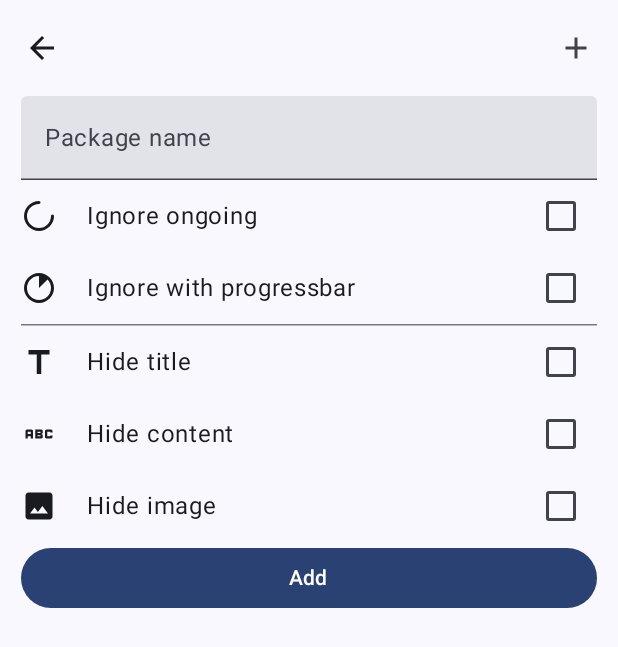
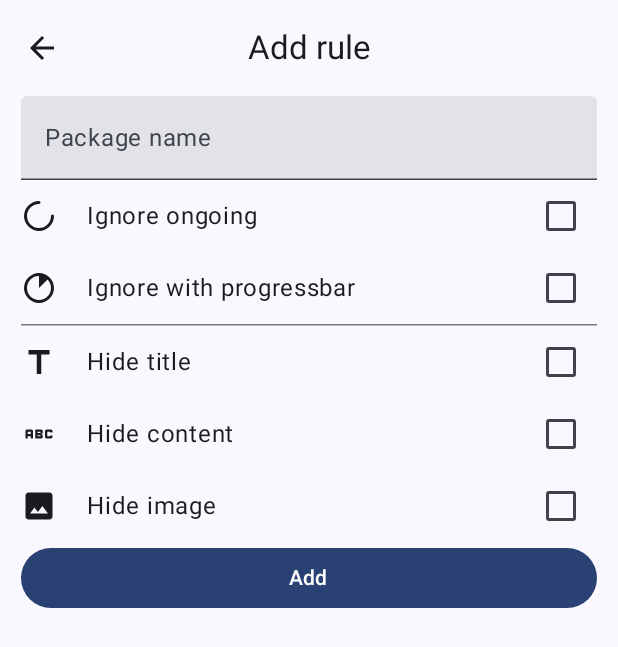
Before and after one commit to NejakejTomas/I-don-t-want-to-see, an Android app built with Jetpack Compose: the RulesScreen screen opened through its navigation route, after a tap on "Add rule", on a phone screen of 412 x 824 dp. Shown: the top 647 px of the screen. Run offline under Robolectric (Android 15) with nearby library versions, the phone set to English and light mode, and no system bars; our stand-ins replace Room's generated code, constraintlayout-compose; 5 statements that could not run were skipped; 1 other tap on this screen came first.

Commit message:
Add bottom navigation bar

```diff
--- a/app/src/main/java/cz/kiec/idontwanttosee/ui/Application.kt
+++ b/app/src/main/java/cz/kiec/idontwanttosee/ui/Application.kt
@@ -14,12 +14,12 @@ import androidx.navigation.compose.NavHost
 import androidx.navigation.compose.composable
 import androidx.navigation.compose.rememberNavController
 import androidx.navigation.toRoute
+import cz.kiec.idontwanttosee.ui.elements.BottomNavigationBar
+import cz.kiec.idontwanttosee.ui.elements.TopAppBar
 import cz.kiec.idontwanttosee.ui.navigation.AddRule
-import cz.kiec.idontwanttosee.ui.navigation.Main
 import cz.kiec.idontwanttosee.ui.navigation.ModifyRule
 import cz.kiec.idontwanttosee.ui.navigation.Rules
 import cz.kiec.idontwanttosee.ui.screen.AddRuleScreen
-import cz.kiec.idontwanttosee.ui.screen.MainScreen
 import cz.kiec.idontwanttosee.ui.screen.ModifyRuleScreen
 import cz.kiec.idontwanttosee.ui.screen.RulesScreen
 import cz.kiec.idontwanttosee.ui.screen.ScreenDecors
@@ -37,12 +37,15 @@ fun Application(
         modifier = modifier,
 
         topBar = {
-            AppBar(
+            TopAppBar(
                 title = screenDecors.title.orEmpty(),
                 canGoBack = navController.previousBackStackEntry != null,
                 goBack = { navController.navigateUp() },
-                actions = screenDecors.actions
+                actions = screenDecors.topBarActions
             )
+        },
+        bottomBar = {
+            BottomNavigationBar(navController, entries = screenDecors.bottomNavigationItems)
         }
 
     ) { contentPadding ->
@@ -51,16 +54,10 @@ fun Application(
                 .padding(contentPadding)
                 .padding(Dimens.D7, 0.dp, Dimens.D7, Dimens.D7),
             navController = navController,
-            startDestination = Main,
+            startDestination = Rules,
         ) {
-            composable<Main> {
-                MainScreen(
-                    setScreenDecors = { screenDecors = it(ScreenDecors()) },
-                    navController = navController,
-                )
-            }
-
             composable<Rules> {
+                screenDecors = ScreenDecors()
                 RulesScreen(
                     setScreenDecors = { screenDecors = it(ScreenDecors()) },
                     navController = navController,
@@ -68,6 +65,7 @@ fun Application(
             }
 
             composable<AddRule> {
+                screenDecors = ScreenDecors()
                 AddRuleScreen(
                     setScreenDecors = { screenDecors = it(ScreenDecors()) },
                     navController = navController,
@@ -75,6 +73,7 @@ fun Application(
             }
 
             composable<ModifyRule> {
+                screenDecors = ScreenDecors()
                 val route: ModifyRule = it.toRoute()
 
                 ModifyRuleScreen(
--- /dev/null
+++ b/app/src/main/java/cz/kiec/idontwanttosee/ui/elements/BottomNavigationBar.kt
@@ -0,0 +1,55 @@
+package cz.kiec.idontwanttosee.ui.elements
+
+import androidx.compose.material3.NavigationBar
+import androidx.compose.material3.NavigationBarItem
+import androidx.compose.material3.Text
+import androidx.compose.runtime.Composable
+import androidx.compose.runtime.getValue
+import androidx.compose.ui.Modifier
+import androidx.lifecycle.compose.collectAsStateWithLifecycle
+import androidx.navigation.NavController
+import androidx.navigation.NavDestination.Companion.hasRoute
+import androidx.navigation.NavGraph.Companion.findStartDestination
+import kotlinx.coroutines.flow.map
+
+data class BottomNavigationBarEntry(
+    val label: String,
+    val icon: @Composable () -> Unit,
+    val screen: Any
+)
+
+@Composable
+fun BottomNavigationBar(
+    navController: NavController,
+    entries: List<BottomNavigationBarEntry>,
+    modifier: Modifier = Modifier,
+) {
+    val currentScreen by navController.currentBackStackEntryFlow
+        .map { it.destination }
+        .collectAsStateWithLifecycle(
+            initialValue = null
+        )
+
+    val shouldShow = entries.isNotEmpty()
+    if (!shouldShow) return
+
+    NavigationBar(modifier) {
+        entries.forEach { entry ->
+            NavigationBarItem(
+                selected = currentScreen?.hasRoute(entry.screen::class) ?: false,
+                icon = entry.icon,
+                onClick = {
+                    navController.navigate(entry.screen) {
+                        popUpTo(navController.graph.findStartDestination().id) {
+                            saveState = true
+                        }
+                        launchSingleTop = true
+                        restoreState = true
+                    }
+                },
+                label = { Text(entry.label) },
+                alwaysShowLabel = true,
+            )
+        }
+    }
+}
--- a/app/src/main/java/cz/kiec/idontwanttosee/ui/AppBar.kt
+++ b/app/src/main/java/cz/kiec/idontwanttosee/ui/elements/TopAppBar.kt
@@ -1,4 +1,4 @@
-package cz.kiec.idontwanttosee.ui
+package cz.kiec.idontwanttosee.ui.elements
 
 import androidx.compose.foundation.layout.RowScope
 import androidx.compose.material.icons.Icons
@@ -16,15 +16,15 @@ import cz.kiec.idontwanttosee.R
 
 @OptIn(ExperimentalMaterial3Api::class)
 @Composable
-fun AppBar(
+fun TopAppBar(
     title: String?,
     canGoBack: Boolean,
     goBack: () -> Unit,
     actions: (@Composable RowScope.() -> Unit)?,
     modifier: Modifier = Modifier,
 ) {
-    val shouldShowAppBar = title != null || canGoBack || actions != null
-    if (!shouldShowAppBar) return
+    val shouldShow = title != null || canGoBack || actions != null
+    if (!shouldShow) return
 
     CenterAlignedTopAppBar(
         title = {
@@ -39,7 +39,7 @@ fun AppBar(
             IconButton(onClick = goBack) {
                 Icon(
                     imageVector = Icons.AutoMirrored.Filled.ArrowBack,
-                    contentDescription = stringResource(R.string.back)
+                    contentDescription = stringResource(R.string.top_bar_back_button_description)
                 )
             }
         },
--- a/app/src/main/java/cz/kiec/idontwanttosee/ui/navigation/Screen.kt
+++ b/app/src/main/java/cz/kiec/idontwanttosee/ui/navigation/Screen.kt
@@ -1,9 +1,6 @@
 package cz.kiec.idontwanttosee.ui.navigation
 
 import kotlinx.serialization.Serializable
-
-@Serializable
-data object Main
 
 @Serializable
 data object Rules
--- a/app/src/main/java/cz/kiec/idontwanttosee/ui/screen/AddRuleScreen.kt
+++ b/app/src/main/java/cz/kiec/idontwanttosee/ui/screen/AddRuleScreen.kt
@@ -61,6 +61,10 @@ fun AddRuleScreen(
     modifier: Modifier = Modifier,
     addRuleViewModel: AddRuleViewModel = koinViewModel(),
 ) {
+    setScreenDecors {
+        copy(title = stringResource(R.string.top_bar_title_add_rule))
+    }
+
     val notificationPermission = rememberPermissionState(
         permission = Manifest.permission.POST_NOTIFICATIONS
     )
@@ -99,7 +103,7 @@ fun AddRuleScreen(
             },
             modifier = Modifier.fillMaxWidth(),
         ) {
-            Text(stringResource(R.string.add))
+            Text(stringResource(R.string.add_rule_screen_add))
         }
     }
 }
--- a/app/src/main/java/cz/kiec/idontwanttosee/ui/screen/MainScreen.kt
+++ /dev/null
@@ -1,41 +0,0 @@
-package cz.kiec.idontwanttosee.ui.screen
-
-import androidx.compose.foundation.layout.Arrangement
-import androidx.compose.foundation.layout.Column
-import androidx.compose.foundation.layout.fillMaxSize
-import androidx.compose.material3.Button
-import androidx.compose.material3.Text
-import androidx.compose.runtime.Composable
-import androidx.compose.ui.Alignment
-import androidx.compose.ui.Modifier
-import androidx.compose.ui.res.stringResource
-import androidx.navigation.NavController
-import cz.kiec.idontwanttosee.R
-import cz.kiec.idontwanttosee.ui.navigation.Rules
-
-@Composable
-fun MainScreen(
-    setScreenDecors: @Composable (@Composable ScreenDecors.() -> ScreenDecors) -> Unit,
-    navController: NavController,
-    modifier: Modifier = Modifier,
-) {
-    setScreenDecors {
-        copy(title = stringResource(R.string.app_name))
-    }
-
-    Column(
-        modifier = modifier
-            .fillMaxSize(),
-        verticalArrangement = Arrangement.Center,
-        horizontalAlignment = Alignment.CenterHorizontally
-    ) {
-        Button(
-            onClick = {
-                navController.navigate(Rules)
-            }
-        )
-        {
-            Text(stringResource(R.string.rules))
-        }
-    }
-}
--- a/app/src/main/java/cz/kiec/idontwanttosee/ui/screen/ModifyRuleScreen.kt
+++ b/app/src/main/java/cz/kiec/idontwanttosee/ui/screen/ModifyRuleScreen.kt
@@ -14,12 +14,14 @@ import androidx.compose.runtime.getValue
 import androidx.compose.ui.Alignment
 import androidx.compose.ui.Modifier
 import androidx.compose.ui.graphics.painter.Painter
+import androidx.compose.ui.res.stringResource
 import androidx.lifecycle.compose.collectAsStateWithLifecycle
 import androidx.navigation.NavController
 import com.google.accompanist.permissions.ExperimentalPermissionsApi
 import com.google.accompanist.permissions.isGranted
 import com.google.accompanist.permissions.rememberPermissionState
 import com.google.accompanist.permissions.shouldShowRationale
+import cz.kiec.idontwanttosee.R
 import cz.kiec.idontwanttosee.ui.Dimens
 import cz.kiec.idontwanttosee.ui.screen.content.RuleEdit
 import cz.kiec.idontwanttosee.viewmodel.ModifyRuleViewModel
@@ -59,6 +61,10 @@ fun ModifyRuleScreen(
     modifyRuleViewModel: ModifyRuleViewModel = koinViewModel(
         parameters = { parametersOf(id) }),
 ) {
+    setScreenDecors {
+        copy(title = stringResource(R.string.top_bar_title_modify_rule))
+    }
+
     val notificationPermission = rememberPermissionState(
         permission = Manifest.permission.POST_NOTIFICATIONS
     )
--- a/app/src/main/java/cz/kiec/idontwanttosee/ui/screen/RulesScreen.kt
+++ b/app/src/main/java/cz/kiec/idontwanttosee/ui/screen/RulesScreen.kt
@@ -16,6 +16,8 @@ import androidx.compose.foundation.layout.padding
 import androidx.compose.foundation.layout.width
 import androidx.compose.foundation.lazy.LazyColumn
 import androidx.compose.foundation.lazy.items
+import androidx.compose.material.icons.Icons
+import androidx.compose.material.icons.automirrored.filled.List
 import androidx.compose.material3.Button
 import androidx.compose.material3.Card
 import androidx.compose.material3.CheckboxDefaults
@@ -42,8 +44,10 @@ import androidx.lifecycle.compose.collectAsStateWithLifecycle
 import androidx.navigation.NavController
 import cz.kiec.idontwanttosee.R
 import cz.kiec.idontwanttosee.ui.Dimens
+import cz.kiec.idontwanttosee.ui.elements.BottomNavigationBarEntry
 import cz.kiec.idontwanttosee.ui.navigation.AddRule
 import cz.kiec.idontwanttosee.ui.navigation.ModifyRule
+import cz.kiec.idontwanttosee.ui.navigation.Rules
 import cz.kiec.idontwanttosee.ui.theme.IDontWantToSeeTheme
 import cz.kiec.idontwanttosee.ui.theme.Typography
 import cz.kiec.idontwanttosee.uiState.RuleUiState
@@ -158,17 +162,17 @@ private fun Rule(
             ),
     ) {
         Column(Modifier.padding(Dimens.D5)) {
-            AnnotatedText(stringResource(R.string.package_name), state.packageName)
+            AnnotatedText(stringResource(R.string.rule_filter_package_name), state.packageName)
             Card(Modifier.fillMaxWidth()) {
                 FlowRow(Modifier.padding(Dimens.D2)) {
                     Icon(
                         painterResource(R.drawable.ic_progressbar_ongoing),
-                        contentDescription = stringResource(id = R.string.ignore_ongoing),
+                        contentDescription = stringResource(id = R.string.rule_filter_ignore_ongoing),
                         tint = state.ignoreOngoing.checkboxColor()
                     )
                     Icon(
                         painterResource(R.drawable.ic_progressbar),
-                        contentDescription = stringResource(id = R.string.ignore_with_progressbar),
+                        contentDescription = stringResource(id = R.string.rule_filter_ignore_with_progressbar),
                         tint = state.ignoreWithProgressBar.checkboxColor()
                     )
                 }
@@ -180,17 +184,17 @@ private fun Rule(
                 FlowRow(Modifier.padding(Dimens.D2)) {
                     Icon(
                         painterResource(R.drawable.ic_title),
-                        contentDescription = stringResource(id = R.string.hide_title),
+                        contentDescription = stringResource(id = R.string.rule_action_hide_title),
                         tint = state.hideTitle.checkboxColor()
                     )
                     Icon(
                         painterResource(R.drawable.ic_text),
-                        contentDescription = stringResource(id = R.string.hide_content),
+                        contentDescription = stringResource(id = R.string.rule_action_hide_content),
                         tint = state.hideContent.checkboxColor()
                     )
                     Icon(
                         painterResource(R.drawable.ic_image),
-                        contentDescription = stringResource(id = R.string.hide_image),
+                        contentDescription = stringResource(id = R.string.rule_action_hide_image),
                         tint = state.hideLargeImage.checkboxColor()
                     )
                 }
@@ -233,16 +237,16 @@ private fun ExpandedRule(
             ),
     ) {
         Column(Modifier.padding(Dimens.D5)) {
-            AnnotatedText(stringResource(R.string.package_name), state.packageName)
+            AnnotatedText(stringResource(R.string.rule_filter_package_name), state.packageName)
             Card(Modifier.fillMaxWidth()) {
                 Column(Modifier.padding(Dimens.D2)) {
                     Entry(
-                        R.string.ignore_ongoing,
+                        R.string.rule_filter_ignore_ongoing,
                         R.drawable.ic_progressbar_ongoing,
                         state.ignoreOngoing.checkboxColor()
                     )
                     Entry(
-                        R.string.ignore_with_progressbar,
+                        R.string.rule_filter_ignore_with_progressbar,
                         R.drawable.ic_progressbar,
                         state.ignoreWithProgressBar.checkboxColor()
                     )
@@ -253,14 +257,18 @@ private fun ExpandedRule(
 
             Card(Modifier.fillMaxWidth()) {
                 Column(Modifier.padding(Dimens.D2)) {
-                    Entry(R.string.hide_title, R.drawable.ic_title, state.hideTitle.checkboxColor())
                     Entry(
-                        R.string.hide_content,
+                        R.string.rule_action_hide_title,
+                        R.drawable.ic_title,
+                        state.hideTitle.checkboxColor()
+                    )
+                    Entry(
+                        R.string.rule_action_hide_content,
                         R.drawable.ic_text,
                         state.hideContent.checkboxColor()
                     )
                     Entry(
-                        R.string.hide_image,
+                        R.string.rule_action_hide_image,
                         R.drawable.ic_image,
                         state.hideLargeImage.checkboxColor()
                     )
@@ -285,20 +293,28 @@ private fun ExpandableRule(
 
     val filterItems = listOf(
         Item(
-            R.string.ignore_ongoing,
+            R.string.rule_filter_ignore_ongoing,
             R.drawable.ic_progressbar_ongoing,
             state.ignoreOngoing.checkboxColor()
         ), Item(
-            R.string.ignore_with_progressbar,
+            R.string.rule_filter_ignore_with_progressbar,
             R.drawable.ic_progressbar,
             state.ignoreWithProgressBar.checkboxColor()
         )
     )
 
     val actionItems = listOf(
-        Item(R.string.hide_title, R.drawable.ic_title, state.hideTitle.checkboxColor()),
-        Item(R.string.hide_content, R.drawable.ic_text, state.hideContent.checkboxColor()),
-        Item(R.string.hide_image, R.drawable.ic_image, state.hideLargeImage.checkboxColor()),
+        Item(R.string.rule_action_hide_title, R.drawable.ic_title, state.hideTitle.checkboxColor()),
+        Item(
+            R.string.rule_action_hide_content,
+            R.drawable.ic_text,
+            state.hideContent.checkboxColor()
+        ),
+        Item(
+            R.string.rule_action_hide_image,
+            R.drawable.ic_image,
+            state.hideLargeImage.checkboxColor()
+        ),
     )
 
     fun List<Item>.shrunkConstraints() = ConstraintSet {
@@ -380,7 +396,7 @@ private fun ExpandableRule(
             ),
     ) {
         Column(Modifier.padding(Dimens.D5)) {
-            AnnotatedText(stringResource(R.string.package_name), state.packageName)
+            AnnotatedText(stringResource(R.string.rule_filter_package_name), state.packageName)
             filterItems.card()
             Spacer(Modifier.height(Dimens.D1))
             actionItems.card()
@@ -400,7 +416,7 @@ private fun NewRuleButton(
     ) {
         Icon(
             painter = painterResource(R.drawable.ic_add),
-            contentDescription = stringResource(R.string.add_rule)
+            contentDescription = stringResource(R.string.floating_button_add_rule_description)
         )
     }
 }
@@ -430,7 +446,7 @@ private fun RuleDialog(
                     ) {
                         Icon(painterResource(R.drawable.ic_edit), null)
                         Spacer(modifier = Modifier.width(Dimens.D5))
-                        Text(stringResource(R.string.edit))
+                        Text(stringResource(R.string.rule_option_edit))
                     }
                 }
                 Button(
@@ -445,20 +461,7 @@ private fun RuleDialog(
                     ) {
                         Icon(painterResource(R.drawable.ic_delete), null)
                         Spacer(modifier = Modifier.width(Dimens.D5))
-                        Text(stringResource(R.string.delete))
-                    }
-                }
-                Button(
-                    modifier = Modifier.fillMaxWidth(),
-                    onClick = onDismiss
-                ) {
-                    Row(
-                        modifier = Modifier.fillMaxWidth(),
-                        verticalAlignment = Alignment.CenterVertically
-                    ) {
-                        Icon(painterResource(R.drawable.ic_cancel), null)
-                        Spacer(modifier = Modifier.width(Dimens.D5))
-                        Text(stringResource(R.string.cancel))
+                        Text(stringResource(R.string.rule_option_delete))
                     }
                 }
             }
@@ -476,9 +479,19 @@ fun RulesScreen(
     val uiState by rulesViewModel.uiState.collectAsStateWithLifecycle(RulesUiState())
 
     setScreenDecors {
-        copy(actions = {
-            NewRuleButton(onNewRule = { navController.navigate(AddRule) })
-        })
+        copy(
+            title = stringResource(R.string.top_bar_title_rules),
+            bottomNavigationItems = bottomNavigationItems + listOf(
+                BottomNavigationBarEntry(
+                    stringResource(R.string.navigation_bar_item_rules),
+                    { Icon(Icons.AutoMirrored.Filled.List, null) },
+                    Rules
+                )
+            ),
+            topBarActions = {
+                NewRuleButton(onNewRule = { navController.navigate(AddRule) })
+            },
+        )
     }
 
     LazyColumn(modifier) {
--- a/app/src/main/java/cz/kiec/idontwanttosee/ui/screen/ScreenDecors.kt
+++ b/app/src/main/java/cz/kiec/idontwanttosee/ui/screen/ScreenDecors.kt
@@ -2,8 +2,10 @@ package cz.kiec.idontwanttosee.ui.screen
 
 import androidx.compose.foundation.layout.RowScope
 import androidx.compose.runtime.Composable
+import cz.kiec.idontwanttosee.ui.elements.BottomNavigationBarEntry
 
 data class ScreenDecors(
     val title: String? = null,
-    val actions: (@Composable RowScope.() -> Unit)? = null,
+    val topBarActions: (@Composable RowScope.() -> Unit)? = null,
+    val bottomNavigationItems: List<BottomNavigationBarEntry> = listOf(),
 )
--- a/app/src/main/java/cz/kiec/idontwanttosee/ui/screen/content/RuleEdit.kt
+++ b/app/src/main/java/cz/kiec/idontwanttosee/ui/screen/content/RuleEdit.kt
@@ -70,10 +70,10 @@ fun RuleEdit(
             value = packageName,
             onValueChange = onPackageNameChange,
             modifier = Modifier.fillMaxWidth(),
-            label = { Text(stringResource(R.string.package_name)) })
+            label = { Text(stringResource(R.string.rule_filter_package_name)) })
 
         AnnotatedCheckbox(
-            stringResource(R.string.ignore_ongoing),
+            stringResource(R.string.rule_filter_ignore_ongoing),
             painterResource(id = R.drawable.ic_progressbar_ongoing),
             ignoreOngoing,
             onIgnoreOngoingChange,
@@ -81,7 +81,7 @@ fun RuleEdit(
         )
 
         AnnotatedCheckbox(
-            stringResource(R.string.ignore_with_progressbar),
+            stringResource(R.string.rule_filter_ignore_with_progressbar),
             painterResource(id = R.drawable.ic_progressbar),
             ignoreWithProgressBar,
             onIgnoreWithProgressBarChange,
@@ -91,7 +91,7 @@ fun RuleEdit(
         HorizontalDivider()
 
         AnnotatedCheckbox(
-            stringResource(R.string.hide_title),
+            stringResource(R.string.rule_action_hide_title),
             painterResource(id = R.drawable.ic_title),
             hideTitle,
             onHideTitleChange,
@@ -99,7 +99,7 @@ fun RuleEdit(
         )
 
         AnnotatedCheckbox(
-            stringResource(R.string.hide_content),
+            stringResource(R.string.rule_action_hide_content),
             painterResource(id = R.drawable.ic_text),
             hideContent,
             onHideContentChange,
@@ -107,7 +107,7 @@ fun RuleEdit(
         )
 
         AnnotatedCheckbox(
-            stringResource(R.string.hide_image),
+            stringResource(R.string.rule_action_hide_image),
             painterResource(id = R.drawable.ic_image),
             hideLargeImage,
             onHideLargeImageChange,
--- a/app/src/main/res/values/strings.xml
+++ b/app/src/main/res/values/strings.xml
@@ -2,19 +2,28 @@
     <string name="app_name">I don\'t want to see</string>
     <string name="notification_channel_name">Notification channel</string>
     <string name="notification_channel_description">TODO</string>
-    <string name="package_name">Package name</string>
-    <string name="ignore_ongoing">Ignore ongoing</string>
-    <string name="ignore_with_progressbar">Ignore with progressbar</string>
-    <string name="back">Back</string>
-    <string name="rules">Rules</string>
-    <string name="add_rule">Add rule</string>
-    <string name="modify_rule">Modify rule</string>
-    <string name="add">Add</string>
-    <string name="save">Save</string>
-    <string name="edit">Edit</string>
-    <string name="delete">Delete</string>
-    <string name="cancel">Cancel</string>
-    <string name="hide_title">Hide title</string>
-    <string name="hide_content">Hide content</string>
-    <string name="hide_image">Hide image</string>
+
+    <string name="top_bar_back_button_description">Back</string>
+    <string name="floating_button_add_rule_description">Add rule</string>
+
+    <string name="add_rule_screen_add">Add</string>
+
+    <string name="rule_action_hide_title">Hide title</string>
+    <string name="rule_action_hide_content">Hide content</string>
+    <string name="rule_action_hide_image">Hide image</string>
+
+    <string name="rule_option_edit">Edit</string>
+    <string name="rule_option_delete">Delete</string>
+
+    <string name="rule_filter_package_name">Package name</string>
+    <string name="rule_filter_ignore_ongoing">Ignore ongoing</string>
+    <string name="rule_filter_ignore_with_progressbar">Ignore with progressbar</string>
+
+    <string name="navigation_bar_item_rules">Rules</string>
+    <string name="navigation_bar_item_notification_channels">Channels</string>
+
+    <string name="top_bar_title_rules">Rules</string>
+    <string name="top_bar_title_modify_rule">Modify rule</string>
+    <string name="top_bar_title_add_rule">Add rule</string>
+    <string name="top_bar_title_add_channel">Add channel</string>
 </resources>
```
